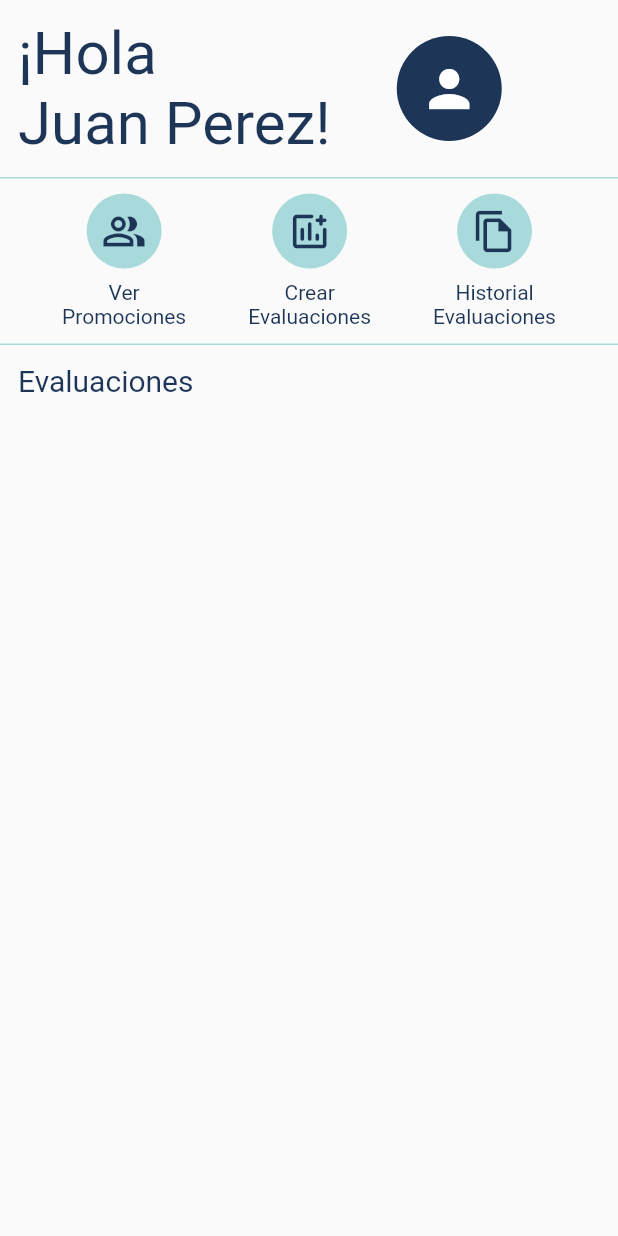
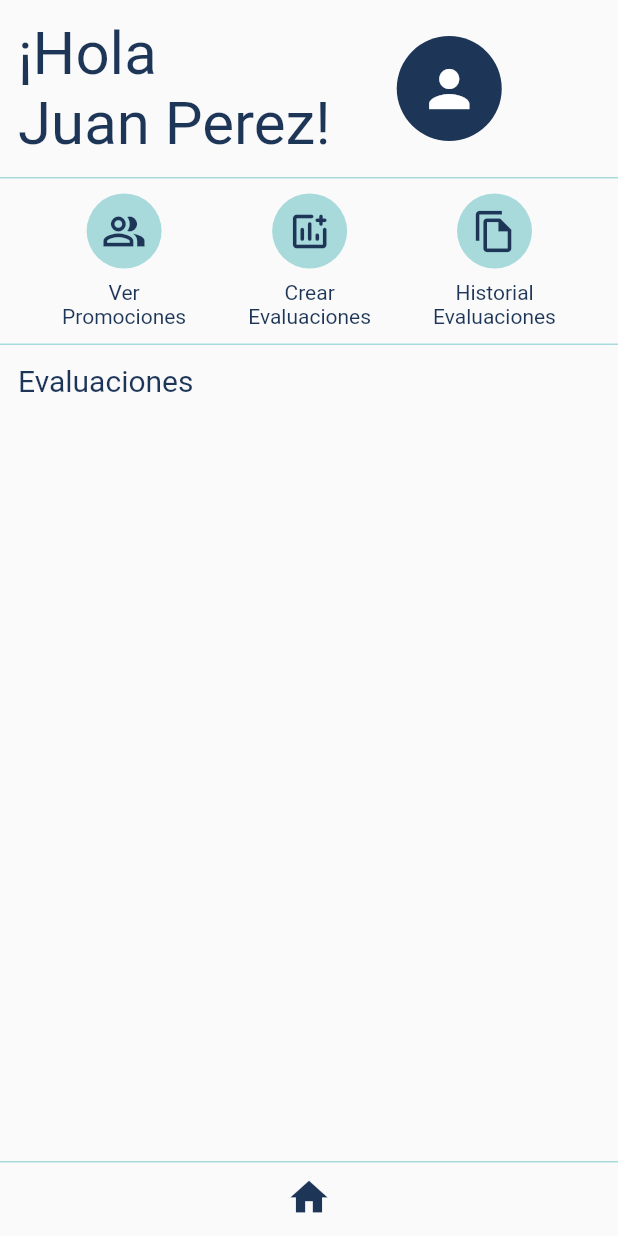
Before and after one commit to SPablo2191/smart-band-app, a Flutter app: the HomePage screen opened by its route, on a phone screen of 412 x 824 dp. Run offline on Flutter 3.47's test engine with Material 2 defaults, Android fonts, the phone set to English and light mode, and no system bars; our stand-ins replace flutter_dotenv, fluttertoast, multi_select_flutter, shared_preferences; accounts and stored records are empty.

Commit message:
feat: BottomNavigationBar wiget added added

```diff
--- a/lib/src/pages/home_page.dart
+++ b/lib/src/pages/home_page.dart
@@ -1,5 +1,6 @@
 import 'package:flutter/material.dart';
 import 'package:smartband/src/core/consts/colors.dart';
+import 'package:smartband/src/widgets/bottom_navigation_bar_widget.dart';
 import 'package:smartband/src/widgets/home_button_widget.dart';
 
 class HomePage extends StatefulWidget {
@@ -13,10 +14,10 @@ class _HomePageState extends State<HomePage> {
   @override
   Widget build(BuildContext context) {
     return Scaffold(
-      body: ListView(
-        children: [_getHomeTitle(), _getMainFunctions(), _getTests()],
-      ),
-    );
+        body: ListView(
+          children: [_getHomeTitle(), _getMainFunctions(), _getTests()],
+        ),
+        bottomNavigationBar: CustomBottomNavigationBar());
   }
 
   _getHomeTitle() {
--- /dev/null
+++ b/lib/src/widgets/bottom_navigation_bar_widget.dart
@@ -0,0 +1,37 @@
+import 'package:flutter/material.dart';
+
+import '../core/consts/colors.dart';
+
+class CustomBottomNavigationBar extends StatelessWidget {
+  const CustomBottomNavigationBar({super.key});
+
+  @override
+  Widget build(BuildContext context) {
+    return Container(
+      decoration: BoxDecoration(
+        border: Border(
+          top: BorderSide(
+            color: colorSecondary,
+            width: 1.0,
+          ),
+        ),
+      ),
+      height: 50,
+      child: InkWell(
+        onTap: () => {},
+        child: Padding(
+          padding: EdgeInsets.only(top: 8.0),
+          child: Column(
+            children: <Widget>[
+              Icon(
+                Icons.home,
+                color: colorPrimary,
+                size: 30,
+              ),
+            ],
+          ),
+        ),
+      ),
+    );
+  }
+}
--- /dev/null
+++ b/lib/src/widgets/test_card_widget.dart
@@ -0,0 +1,10 @@
+import 'package:flutter/material.dart';
+
+class TestCard extends StatelessWidget {
+  const TestCard({super.key});
+
+  @override
+  Widget build(BuildContext context) {
+    return Container();
+  }
+}
```
